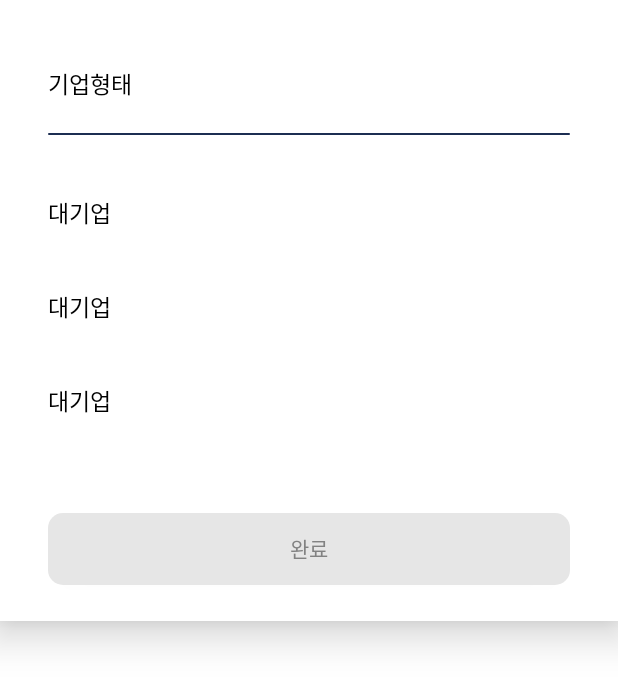
After one commit to Team-InIT/AOS_inIT, an Android app: the layout dialog_bottom_sheet_default.xml on its own in the app's theme, with its tools: preview values and no code run, on a phone screen of 412 x 824 dp. The commit adds this screen. Shown: the top 686 px of the screen. Run offline under Robolectric (Android 15) with nearby library versions, the phone set to English and light mode, and no system bars.

Commit message:
[FEAT] #18 - add bottom sheet util

```diff
--- a/app/build.gradle
+++ b/app/build.gradle
@@ -2,6 +2,7 @@ plugins {
     id 'com.android.application'
     id 'org.jetbrains.kotlin.android'
     id 'com.google.gms.google-services'
+    id 'kotlin-kapt'
 }
 
 android {
--- /dev/null
+++ b/app/src/main/res/color/selector_bottom_sheet_txt.xml
@@ -0,0 +1,5 @@
+<?xml version="1.0" encoding="utf-8"?>
+<selector xmlns:android="http://schemas.android.com/apk/res/android">
+    <item android:color="@color/color_1C2E52" android:state_selected="true" />
+    <item android:color="@color/color_000000" android:state_selected="false" />
+</selector>
--- /dev/null
+++ b/app/src/main/res/layout/dialog_bottom_sheet_default.xml
@@ -0,0 +1,66 @@
+<?xml version="1.0" encoding="utf-8"?>
+<layout xmlns:android="http://schemas.android.com/apk/res/android"
+    xmlns:app="http://schemas.android.com/apk/res-auto"
+    xmlns:tools="http://schemas.android.com/tools">
+
+    <data>
+
+    </data>
+
+    <androidx.constraintlayout.widget.ConstraintLayout
+        style="@style/CustomBottomSheet"
+        android:layout_width="match_parent"
+        android:layout_height="wrap_content"
+        android:paddingHorizontal="32dp">
+
+        <TextView
+            android:id="@+id/tv_bottom_title"
+            android:layout_width="match_parent"
+            android:layout_height="wrap_content"
+            android:layout_marginTop="22dp"
+            android:paddingVertical="22dp"
+            android:textColor="@color/color_000000"
+            android:textSize="15sp"
+            app:layout_constraintBottom_toTopOf="@id/view_bottom"
+            app:layout_constraintEnd_toEndOf="parent"
+            app:layout_constraintStart_toStartOf="parent"
+            app:layout_constraintTop_toTopOf="parent"
+            tools:text="기업형태" />
+
+        <View
+            android:id="@+id/view_bottom"
+            android:layout_width="match_parent"
+            android:layout_height="1dp"
+            android:background="@drawable/rectangle_fill_1c2e52_radius_10"
+            app:layout_constraintEnd_toEndOf="parent"
+            app:layout_constraintStart_toStartOf="parent"
+            app:layout_constraintBottom_toTopOf="@id/rv_bottom_sheet_default"
+            app:layout_constraintTop_toBottomOf="@id/tv_bottom_title" />
+
+        <androidx.recyclerview.widget.RecyclerView
+            android:id="@+id/rv_bottom_sheet_default"
+            android:layout_width="match_parent"
+            android:layout_height="wrap_content"
+            android:paddingTop="20dp"
+            android:paddingBottom="44dp"
+            app:layout_constraintBottom_toTopOf="@id/btn_done"
+            app:layout_constraintTop_toBottomOf="@id/view_bottom"
+            app:layout_constraintEnd_toEndOf="parent"
+            app:layout_constraintStart_toStartOf="parent"
+            tools:listitem="@layout/item_bottom_sheet_default_list" />
+
+        <androidx.appcompat.widget.AppCompatButton
+            android:id="@+id/btn_done"
+            android:layout_width="match_parent"
+            android:layout_height="wrap_content"
+            android:layout_marginBottom="24dp"
+            android:background="@drawable/rectangle_fill_e6e6e6_radius_10"
+            android:text="@string/bottom_sheet_default_done"
+            android:textColor="@color/color_828282"
+            app:layout_constraintBottom_toBottomOf="parent"
+            app:layout_constraintEnd_toEndOf="parent"
+            app:layout_constraintStart_toStartOf="parent"
+            app:layout_constraintTop_toBottomOf="@id/rv_bottom_sheet_default" />
+
+    </androidx.constraintlayout.widget.ConstraintLayout>
+</layout>
--- /dev/null
+++ b/app/src/main/res/layout/item_bottom_sheet_default_list.xml
@@ -0,0 +1,28 @@
+<?xml version="1.0" encoding="utf-8"?>
+<layout xmlns:android="http://schemas.android.com/apk/res/android"
+    xmlns:tools="http://schemas.android.com/tools">
+
+    <data>
+        <variable
+            name="SelectedTxtData"
+            type="com.swu.aos_init.presentation.util.SelectedTxtData" />
+
+    </data>
+
+    <LinearLayout
+        android:layout_width="match_parent"
+        android:layout_height="wrap_content"
+        android:paddingVertical="20dp">
+
+        <TextView
+            android:id="@+id/item_tv_bottom_sheet_default"
+            android:layout_width="match_parent"
+            android:layout_height="wrap_content"
+            android:text="@{SelectedTxtData.text}"
+            isTxtSelected="@{SelectedTxtData.setSelectedState}"
+            android:textColor="@color/selector_bottom_sheet_txt"
+            android:textSize="15sp"
+            tools:text="대기업" />
+
+    </LinearLayout>
+</layout>
--- a/app/src/main/res/values/strings.xml
+++ b/app/src/main/res/values/strings.xml
@@ -1,5 +1,10 @@
 <resources>
     <string name="app_name">inIT</string>
+
+
+    <!-- Util -->
+    <string name="bottom_sheet_default_org_type">기업형태</string>
+    <string name="bottom_sheet_default_done">완료</string>
 
     <!-- Main -->
 
--- a/app/src/main/res/values/themes.xml
+++ b/app/src/main/res/values/themes.xml
@@ -20,4 +20,12 @@
         <item name="chipBackgroundColor">@color/selector_signup_default_one_btn</item>
         <item name="android:textColor">@color/selector_signup_default_one_txt</item>
     </style>
+
+    <style name="BottomSheetDialogTheme" parent="Theme.Design.BottomSheetDialog">
+        <item name="bottomSheetStyle">@style/CustomBottomSheet</item>
+    </style>
+
+    <style name="CustomBottomSheet" parent="Widget.Design.BottomSheet.Modal">
+        <item name="background">@android:color/transparent</item>
+    </style>
 </resources>
```
Also changed, not shown: app/src/main/java/com/swu/aos_init/presentation/util/BindingAdapter.kt (+12 -0 lines), app/src/main/java/com/swu/aos_init/presentation/util/BottomSheetDefaultUtil.kt (added, +139 -0 lines), app/src/main/java/com/swu/aos_init/presentation/util/SelectedTxtAdapter.kt (added, +61 -0 lines), app/src/main/res/drawable/bg_bottom_sheet_default.xml (added, +8 -0 lines).
